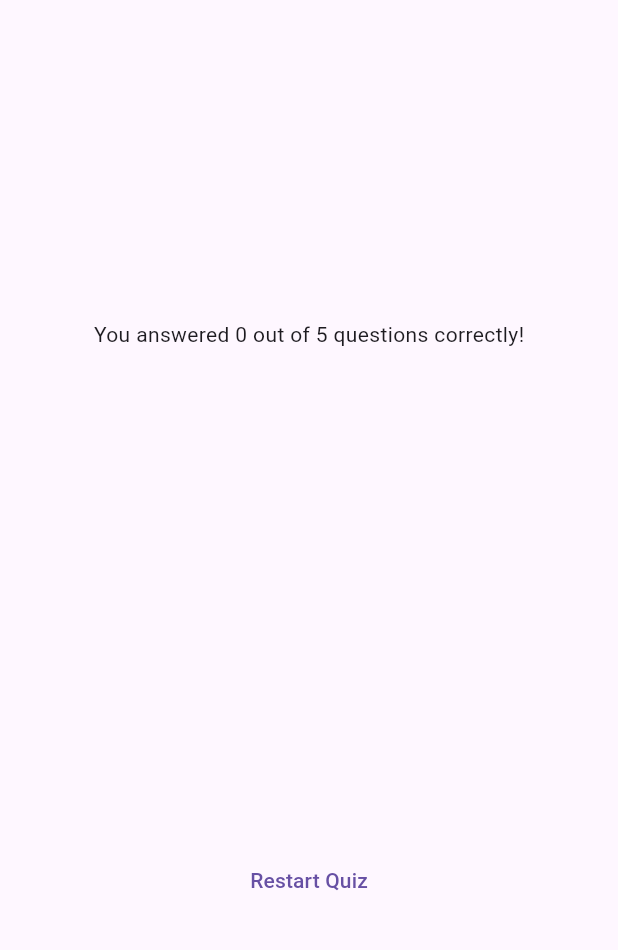
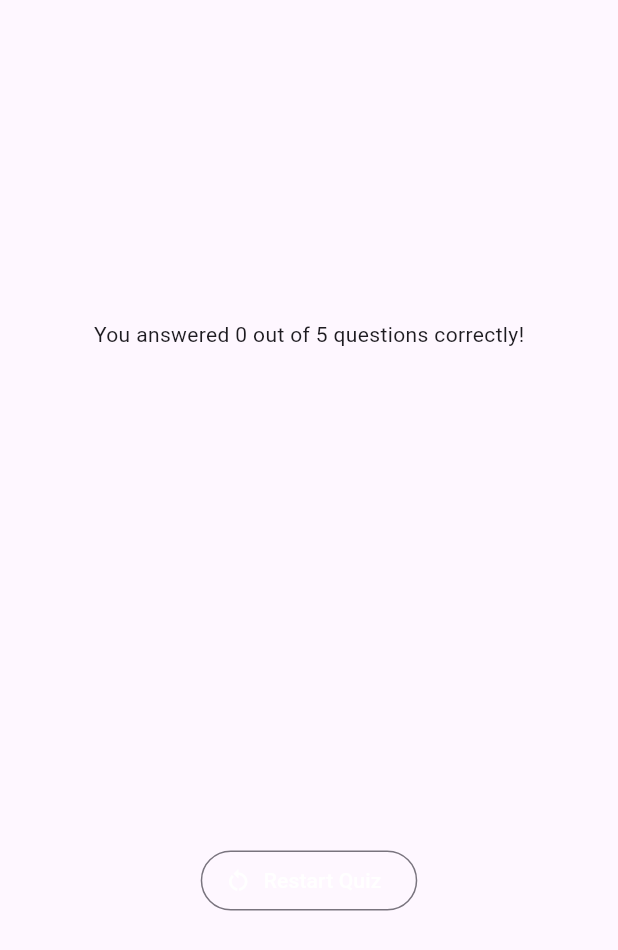
Before and after one commit to Alejandrogcastilla/flutter_course, a Flutter app: the ResultsScreen widget shown alone on an empty page, opened directly with empty values, on a phone screen of 412 x 824 dp. Shown: the top 950 px of the screen. Run offline on Flutter 3.47's test engine with Material 3 defaults, Android fonts, the phone set to English and light mode, and no system bars; our stand-ins replace google_fonts; missing offline and left inert: dart:ffi.

Commit message:
Style changes

```diff
--- a/lib/results_screen.dart
+++ b/lib/results_screen.dart
@@ -9,10 +9,12 @@ class ResultsScreen extends StatelessWidget {
 
   const ResultsScreen(
     {super.key,
-    required this.chosenAnswers
+    required this.chosenAnswers,
+    required this.onRestart,
     }
   );
 
+  final void Function() onRestart;
   final List<String> chosenAnswers;
 
   List<Map<String, Object>> getSummaryData() {
@@ -22,14 +24,13 @@ class ResultsScreen extends StatelessWidget {
     for (var i = 0; i < chosenAnswers.length; i++) {
       summary.add(
         {
-          'question_index': i + 1,
+          'question_index': i,
           'question': questions[i].text,
           'correct_answer': questions[i].answers[0],
           'user_answer': chosenAnswers[i],
         },
       );
     }
-
     return summary;
 
   }
@@ -53,9 +54,16 @@ class ResultsScreen extends StatelessWidget {
             Text('You answered $numCorrectAnswers out of $numTotalQuestions questions correctly!'),
             const SizedBox(height: 30),
             QuestionsSummary(summaryData),
-            TextButton(
-              onPressed: (){},
-              child: Text('Restart Quiz'),)
+
+            OutlinedButton.icon(
+            onPressed: onRestart,
+            style: OutlinedButton.styleFrom(foregroundColor: Colors.white),
+            icon: const Icon(
+              Icons.restart_alt,
+              color: Colors.white,
+            ),
+            label: const Text('Restart Quiz'),
+          ),
           ],
         ),
       ),
```
Also changed, not shown: lib/questions_summary.dart (+57 -20 lines), lib/quiz.dart (+10 -3 lines).
